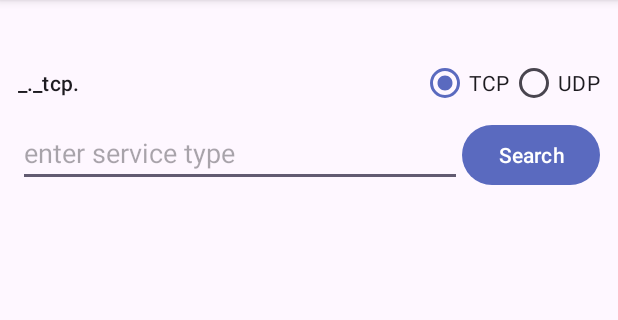
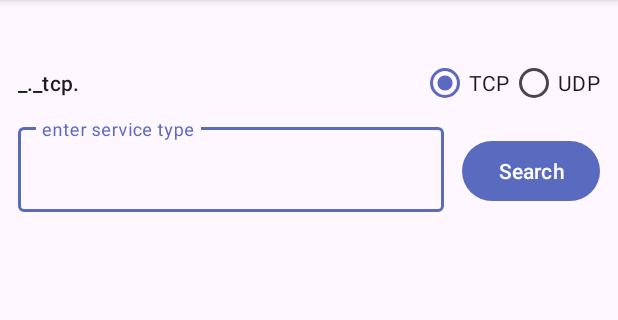
Before and after one commit to jeppsson/DNS-SD, an Android app: the screen it shows after launch (MainActivity), on a phone screen of 412 x 824 dp, the part 96-416 px from its top. Run offline under Robolectric (Android 15) with nearby library versions, the light colour scheme and no system bars; our stand-ins replace Timber.

Commit message:
use TextInputLayout

```diff
--- a/app/src/main/res/layout/activity_main.xml
+++ b/app/src/main/res/layout/activity_main.xml
@@ -58,12 +58,20 @@
         android:layout_marginHorizontal="12dp"
         android:orientation="horizontal">
 
-        <com.google.android.material.textfield.TextInputEditText
-            android:id="@+id/edit_service_type"
+        <com.google.android.material.textfield.TextInputLayout
+            style="@style/Widget.MaterialComponents.TextInputLayout.OutlinedBox"
             android:layout_width="0dp"
             android:layout_height="wrap_content"
+            android:layout_marginEnd="12dp"
             android:layout_weight="1"
-            android:hint="@string/hint_enter_service_type" />
+            android:hint="@string/hint_enter_service_type">
+
+            <com.google.android.material.textfield.TextInputEditText
+                android:id="@+id/edit_service_type"
+                android:layout_width="match_parent"
+                android:layout_height="wrap_content" />
+
+        </com.google.android.material.textfield.TextInputLayout>
 
         <Button
             android:id="@+id/btn_search"
```
